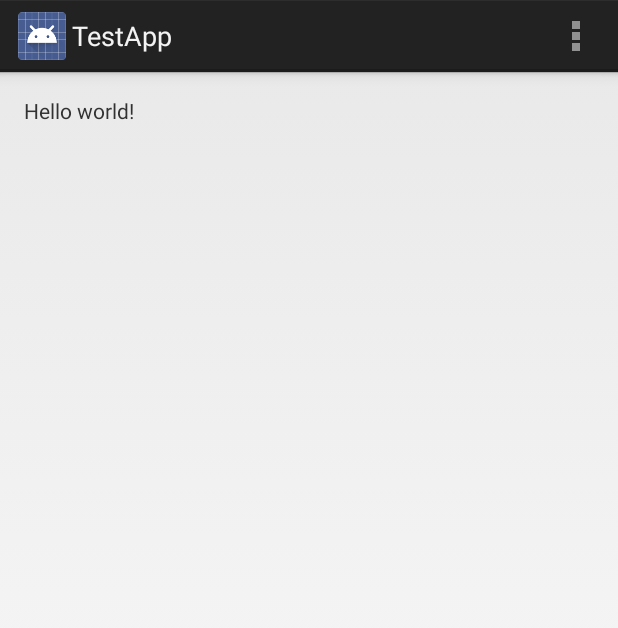
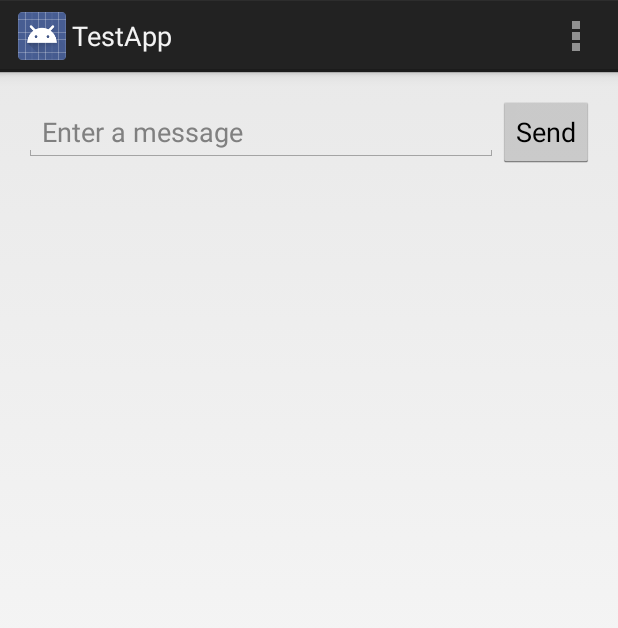
Before and after one commit to davsucks/TestApp, an Android app: the screen it shows after launch (MyActivity), on a phone screen of 412 x 824 dp. Shown: the top 628 px of the screen. Run offline under Robolectric (Android 15) with nearby library versions, the phone set to English and light mode, and no system bars.

Commit message:
Basic functionality of displaying user input finished

```diff
--- a/app/src/main/res/layout/activity_my.xml
+++ b/app/src/main/res/layout/activity_my.xml
@@ -1,4 +1,4 @@
-<RelativeLayout xmlns:android="http://schemas.android.com/apk/res/android"
+<LinearLayout xmlns:android="http://schemas.android.com/apk/res/android"
     xmlns:tools="http://schemas.android.com/tools"
     android:layout_width="match_parent"
     android:layout_height="match_parent"
@@ -6,11 +6,19 @@
     android:paddingRight="@dimen/activity_horizontal_margin"
     android:paddingTop="@dimen/activity_vertical_margin"
     android:paddingBottom="@dimen/activity_vertical_margin"
-    tools:context=".MyActivity">
+    tools:context=".MyActivity"
+    android:orientation="horizontal">
 
-    <TextView
-        android:text="@string/hello_world"
+    <EditText android:id="@+id/edit_message"
+        android:layout_width="0dp"
+        android:layout_height="wrap_content"
+        android:hint="@string/edit_message"
+        android:layout_weight="1" />
+
+    <Button
         android:layout_width="wrap_content"
-        android:layout_height="wrap_content" />
+        android:layout_height="wrap_content"
+        android:text="@string/button_send"
+        android:onClick="sendMessage" />
 
-</RelativeLayout>
+</LinearLayout>
--- a/app/src/main/res/values/strings.xml
+++ b/app/src/main/res/values/strings.xml
@@ -2,7 +2,11 @@
 <resources>
 
     <string name="app_name">TestApp</string>
+    <string name="title_activity_main">MainActivity</string>
+    <string name="action_settings">Settings</string>
+    <string name="edit_message">Enter a message</string>
+    <string name="button_send">Send</string>
+    <string name="title_activity_display_message">My Message</string>
     <string name="hello_world">Hello world!</string>
-    <string name="action_settings">Settings</string>
 
 </resources>
```
Also changed, not shown: app/src/main/AndroidManifest.xml (+8 -0 lines), app/src/main/java/com/example/david/testapp/DisplayMessageActivity.java (added, +40 -0 lines), app/src/main/java/com/example/david/testapp/MyActivity.java (+14 -0 lines), app/src/main/res/layout/activity_display_message.xml (added, +16 -0 lines), app/src/main/res/menu/display_message.xml (added, +8 -0 lines).
